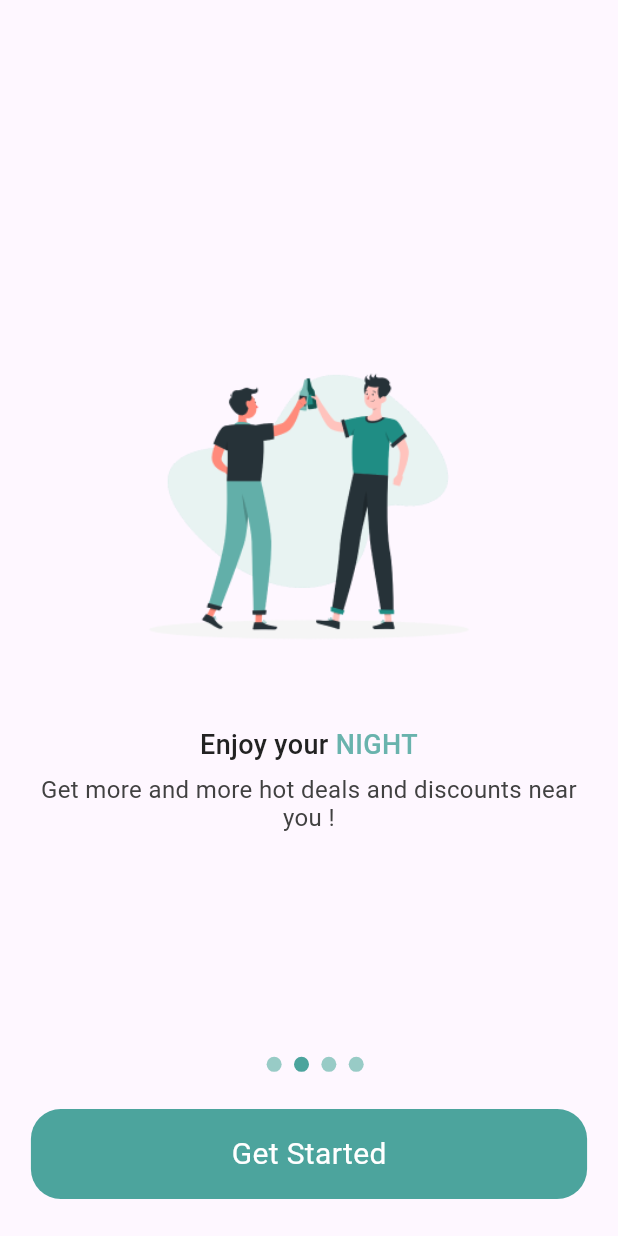
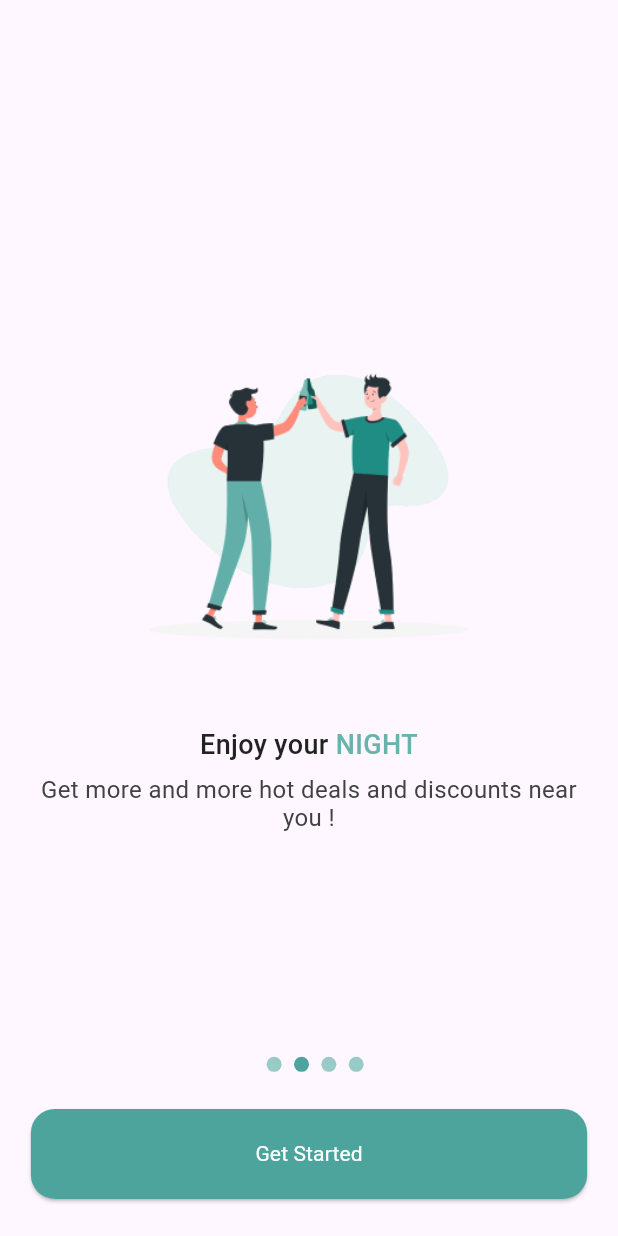
Before and after one commit to TopuFD/coupkart, a Flutter app: the screen it shows after launch, swiped to page 2, on a phone screen of 412 x 824 dp. Run offline on Flutter 3.47's test engine with Material 3 defaults, Android fonts, the phone set to English and light mode, and no system bars; drawn by our look-alikes of carousel_slider; our stand-ins replace get; Roboto replaces fonts that are missing (DM Sans, Poppins).

Commit message:
change onbording button

```diff
--- a/lib/view/splash_screen/onbording_screen.dart
+++ b/lib/view/splash_screen/onbording_screen.dart
@@ -2,6 +2,7 @@ import 'package:carousel_slider/carousel_slider.dart';
 import 'package:coupkart/controller/onbording_controller.dart';
 import 'package:coupkart/route/app_route.dart';
 import 'package:coupkart/utils/app_color.dart';
+import 'package:coupkart/widget/custom_body_button.dart';
 import 'package:flutter/material.dart';
 import 'package:get/get.dart';
 
@@ -52,23 +53,11 @@ class OnbordingScreen extends StatelessWidget {
           SizedBox(
             height: Get.height * .03,
           ),
-          InkWell(
-            onTap: () {
-              Get.toNamed(AppRoute.signinScreen);
-            },
-            child: Container(
-              height: 60,
-              width: double.maxFinite,
-              decoration: BoxDecoration(
-                  color: AppColor.primaryColor,
-                  borderRadius: BorderRadius.circular(20)),
-              child: const Center(
-                  child: Text(
-                "Get Started",
-                style: TextStyle(fontSize: 20, color: Colors.white),
-              )),
-            ),
-          ),
+          CustomBodyButton(
+              buttonTitle: "Get Started",
+              ontap: () {
+                Get.toNamed(AppRoute.signinScreen);
+              }),
           SizedBox(
             height: Get.height * .03,
           ),
--- /dev/null
+++ b/lib/widget/custom_body_button.dart
@@ -0,0 +1,36 @@
+import 'package:coupkart/utils/app_color.dart';
+import 'package:flutter/material.dart';
+
+class CustomBodyButton extends StatelessWidget {
+  final String buttonTitle;
+  final VoidCallback ontap;
+
+  const CustomBodyButton(
+      {super.key, required this.buttonTitle, required this.ontap});
+
+  @override
+  Widget build(BuildContext context) {
+    return SizedBox(
+      height: 60,
+      width: double.infinity,
+      child: ElevatedButton(
+          style: ButtonStyle(
+            shape: WidgetStatePropertyAll(RoundedRectangleBorder(
+                borderRadius: BorderRadius.circular(16))),
+            backgroundColor: const WidgetStatePropertyAll(AppColor.primaryColor),
+            overlayColor: const WidgetStatePropertyAll(AppColor.secondaryColor),
+          ),
+          onPressed: ontap,
+          child: Text(
+            buttonTitle,
+            style: const TextStyle(
+              color: AppColor.whiteColor,
+              fontSize: 14,
+              fontFamily: 'Poppins',
+              fontWeight: FontWeight.w400,
+              height: 0,
+            ),
+          )),
+    );
+  }
+}
```
